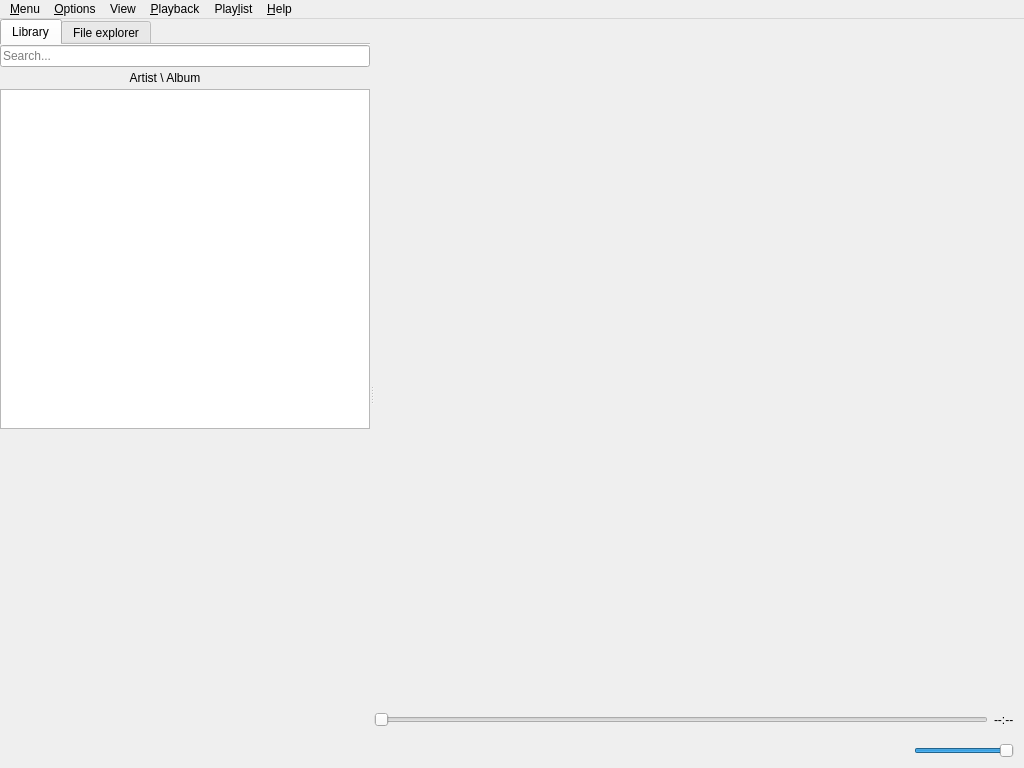
First picture: the form in code/MiamPlayer/mainwindow.ui, repository MBach/Miam-Player, before the edit.
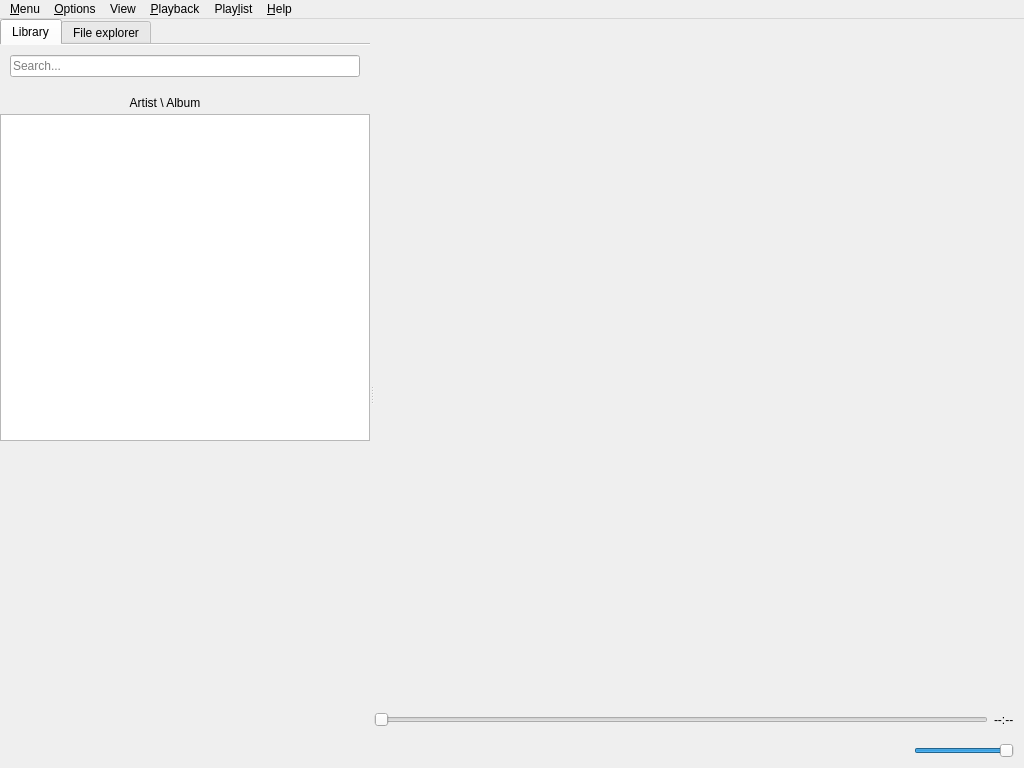
Second picture: the form after the edit. Icons and pictures are not drawn. Custom widgets are drawn as their Qt base class.

The edit to the form file:
```diff
--- a/code/MiamPlayer/mainwindow.ui
+++ b/code/MiamPlayer/mainwindow.ui
@@ -109,16 +109,16 @@
                  <number>0</number>
                 </property>
                 <property name="leftMargin">
-                 <number>0</number>
+                 <number>10</number>
                 </property>
                 <property name="topMargin">
-                 <number>0</number>
+                 <number>10</number>
                 </property>
                 <property name="rightMargin">
-                 <number>0</number>
+                 <number>10</number>
                 </property>
                 <property name="bottomMargin">
-                 <number>0</number>
+                 <number>15</number>
                 </property>
                 <item>
                  <widget class="LibraryFilterLineEdit" name="searchBar">
@@ -1003,6 +1003,12 @@
    <extends>QPushButton</extends>
    <header>stopbutton.h</header>
   </customwidget>
+  <customwidget>
+   <class>PaintableWidget</class>
+   <extends>QWidget</extends>
+   <header>paintablewidget.h</header>
+   <container>1</container>
+  </customwidget>
  </customwidgets>
  <resources>
   <include location="mp.qrc"/>
```
Left out of the diff: 2 changed lines with no effect on the pictures.
